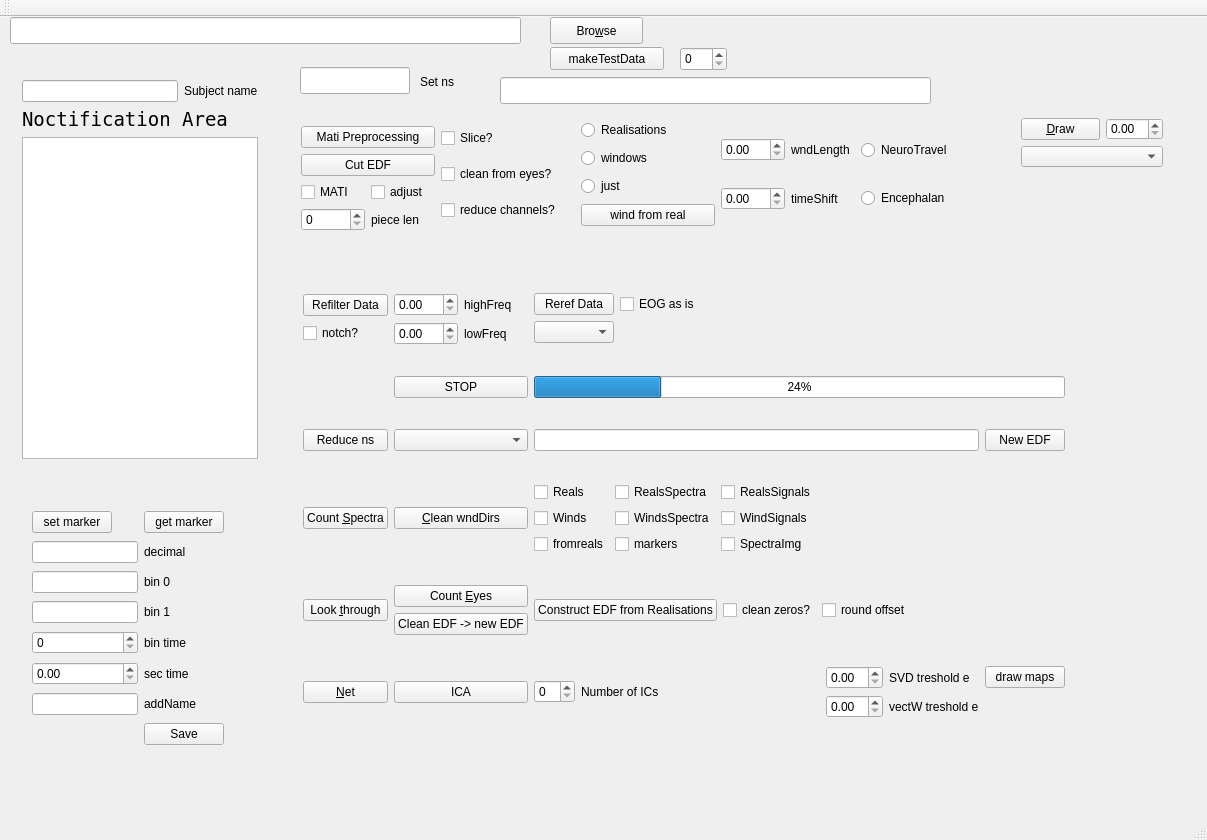
This is mainwindow.ui in ArtfulVampire/SecondGUIrepo as Qt 5 draws it before an edit. The edited form follows.
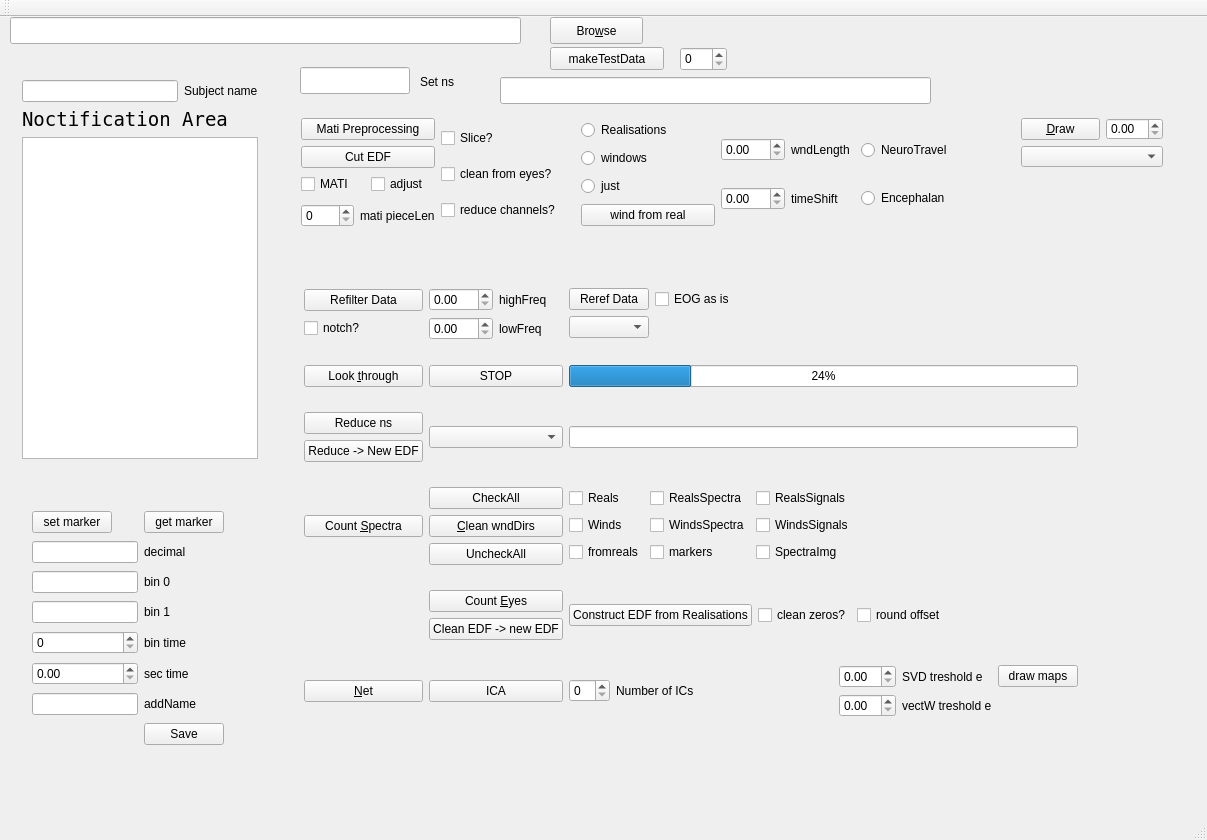
This is the edited form.

Commit message: small fixes and edfFile::reduceChannels big fix

Diff of the .ui file:
```diff
--- a/mainwindow.ui
+++ b/mainwindow.ui
@@ -159,19 +159,6 @@
     <layout class="QHBoxLayout" name="horizontalLayout_2">
      <item>
       <layout class="QVBoxLayout" name="verticalLayout_6">
-       <item>
-        <spacer name="verticalSpacer_2">
-         <property name="orientation">
-          <enum>Qt::Vertical</enum>
-         </property>
-         <property name="sizeHint" stdset="0">
-          <size>
-           <width>20</width>
-           <height>40</height>
-          </size>
-         </property>
-        </spacer>
-       </item>
        <item>
         <widget class="QPushButton" name="matiPreprocessingPushButton">
          <property name="text">
@@ -212,7 +199,7 @@
          <item>
           <widget class="QLabel" name="label_23">
            <property name="text">
-            <string>piece len</string>
+            <string>mati pieceLen</string>
            </property>
           </widget>
          </item>
@@ -444,16 +431,160 @@
      <string>Set ns</string>
     </property>
    </widget>
-   <widget class="QWidget" name="layoutWidget">
+   <widget class="QLineEdit" name="fileMarkersLineEdit">
     <property name="geometry">
      <rect>
-      <x>292</x>
-      <y>240</y>
-      <width>784</width>
-      <height>501</height>
+      <x>500</x>
+      <y>60</y>
+      <width>431</width>
+      <height>27</height>
      </rect>
     </property>
-    <layout class="QGridLayout" name="gridLayout_7">
+   </widget>
+   <widget class="QWidget" name="">
+    <property name="geometry">
+     <rect>
+      <x>293</x>
+      <y>241</y>
+      <width>796</width>
+      <height>491</height>
+     </rect>
+    </property>
+    <layout class="QGridLayout" name="gridLayout_3">
+     <item row="5" column="0">
+      <widget class="QPushButton" name="netButton">
+       <property name="text">
+        <string>&amp;Net</string>
+       </property>
+      </widget>
+     </item>
+     <item row="5" column="1">
+      <layout class="QVBoxLayout" name="verticalLayout_13">
+       <item>
+        <widget class="QPushButton" name="icaPushButton">
+         <property name="text">
+          <string>ICA</string>
+         </property>
+        </widget>
+       </item>
+      </layout>
+     </item>
+     <item row="2" column="1">
+      <widget class="QComboBox" name="reduceChannelsComboBox"/>
+     </item>
+     <item row="3" column="2">
+      <layout class="QGridLayout" name="cleanDirsLayout">
+       <item row="0" column="0">
+        <widget class="QCheckBox" name="cleanRealsCheckBox">
+         <property name="text">
+          <string>Reals</string>
+         </property>
+        </widget>
+       </item>
+       <item row="0" column="1">
+        <widget class="QCheckBox" name="cleanRealsSpectraCheckBox">
+         <property name="text">
+          <string>RealsSpectra</string>
+         </property>
+        </widget>
+       </item>
+       <item row="0" column="3">
+        <spacer name="horizontalSpacer_3">
+         <property name="orientation">
+          <enum>Qt::Horizontal</enum>
+         </property>
+         <property name="sizeHint" stdset="0">
+          <size>
+           <width>40</width>
+           <height>20</height>
+          </size>
+         </property>
+        </spacer>
+       </item>
+       <item row="1" column="0">
+        <widget class="QCheckBox" name="cleanWindsCheckBox">
+         <property name="text">
+          <string>Winds</string>
+         </property>
+        </widget>
+       </item>
+       <item row="1" column="1">
+        <widget class="QCheckBox" name="cleanWindsSpectraCheckBox">
+         <property name="text">
+          <string>WindsSpectra</string>
+         </property>
+        </widget>
+       </item>
+       <item row="2" column="0">
+        <widget class="QCheckBox" name="cleanFromRealsCheckBox">
+         <property name="text">
+          <string>fromreals</string>
+         </property>
+        </widget>
+       </item>
+       <item row="2" column="3">
+        <spacer name="horizontalSpacer_5">
+         <property name="orientation">
+          <enum>Qt::Horizontal</enum>
+         </property>
+         <property name="sizeHint" stdset="0">
+          <size>
+           <width>40</width>
+           <height>20</height>
+          </size>
+         </property>
+        </spacer>
+       </item>
+       <item row="1" column="3">
+        <spacer name="horizontalSpacer_4">
+         <property name="orientation">
+          <enum>Qt::Horizontal</enum>
+         </property>
+         <property name="sizeHint" stdset="0">
+          <size>
+           <width>40</width>
+           <height>20</height>
+          </size>
+         </property>
+        </spacer>
+       </item>
+       <item row="2" column="1">
+        <widget class="QCheckBox" name="cleanMarkersCheckBox">
+         <property name="text">
+          <string>markers</string>
+         </property>
+        </widget>
+       </item>
+       <item row="0" column="2">
+        <widget class="QCheckBox" name="cleanRealsSignalsCheckBox">
+         <property name="text">
+          <string>RealsSignals</string>
+         </property>
+        </widget>
+       </item>
+       <item row="2" column="2">
+        <widget class="QCheckBox" name="cleanSpectraImgCheckBox">
+         <property name="text">
+          <string>SpectraImg</string>
+         </property>
+        </widget>
+       </item>
+       <item row="1" column="2">
+        <widget class="QCheckBox" name="cleanWindsSignalsCheckBox">
+         <property name="text">
+          <string>WindsSignals</string>
+         </property>
+        </widget>
+       </item>
+      </layout>
+     </item>
+     <item row="3" column="0">
+      <widget class="QPushButton" name="countSpectra">
+       <property name="text">
+        <string>Count &amp;Spectra</string>
+       </property>
+      </widget>
+     </item>
      <item row="0" column="2">
       <layout class="QHBoxLayout" name="horizontalLayout_13">
        <item>
@@ -496,132 +627,7 @@
        </item>
       </layout>
      </item>
-     <item row="1" column="1">
-      <widget class="QPushButton" name="stopButton">
-       <property name="text">
-        <string>STOP</string>
-       </property>
-      </widget>
-     </item>
-     <item row="1" column="2">
-      <widget class="QProgressBar" name="progressBar">
-       <property name="value">
-        <number>24</number>
-       </property>
-      </widget>
-     </item>
-     <item row="2" column="0">
-      <widget class="QPushButton" name="reduceChannesPushButton">
-       <property name="text">
-        <string>Reduce ns</string>
-       </property>
-      </widget>
-     </item>
-     <item row="2" column="1">
-      <widget class="QComboBox" name="reduceChannelsComboBox"/>
-     </item>
-     <item row="2" column="2">
-      <layout class="QHBoxLayout" name="horizontalLayout_5">
-       <item>
-        <widget class="QLineEdit" name="reduceChannelsLineEdit"/>
-       </item>
-       <item>
-        <widget class="QPushButton" name="reduceChannelsNewEDFPushButton">
-         <property name="text">
-          <string>New EDF</string>
-         </property>
-        </widget>
-       </item>
-      </layout>
-     </item>
-     <item row="4" column="1">
-      <widget class="QPushButton" name="cleanDirsButton">
-       <property name="text">
-        <string>&amp;Clean wndDirs</string>
-       </property>
-      </widget>
-     </item>
-     <item row="5" column="0">
-      <widget class="QPushButton" name="cut_e">
-       <property name="text">
-        <string>Look &amp;through</string>
-       </property>
-      </widget>
-     </item>
      <item row="5" column="2">
-      <layout class="QHBoxLayout" name="horizontalLayout_4">
-       <item>
-        <widget class="QPushButton" name="constructEdfButton">
-         <property name="text">
-          <string>Construct EDF from Realisations</string>
-         </property>
-        </widget>
-       </item>
-       <item>
-        <widget class="QCheckBox" name="splitZerosCheckBox">
-         <property name="text">
-          <string>clean zeros?</string>
-         </property>
-        </widget>
-       </item>
-       <item>
-        <widget class="QCheckBox" name="roundOffsetCheckBox">
-         <property name="text">
-          <string>round offset</string>
-         </property>
-        </widget>
-       </item>
-       <item>
-        <spacer name="horizontalSpacer">
-         <property name="orientation">
-          <enum>Qt::Horizontal</enum>
-         </property>
-         <property name="sizeHint" stdset="0">
-          <size>
-           <width>40</width>
-           <height>20</height>
-          </size>
-         </property>
-        </spacer>
-       </item>
-      </layout>
-     </item>
-     <item row="0" column="1">
-      <layout class="QGridLayout" name="gridLayout_2">
-       <item row="0" column="0">
-        <widget class="QDoubleSpinBox" name="highFreqFilterDoubleSpinBox"/>
-       </item>
-       <item row="0" column="1">
-        <widget class="QLabel" name="label_14">
-         <property name="text">
-          <string>highFreq</string>
-         </property>
-        </widget>
-       </item>
-       <item row="1" column="0">
-        <widget class="QDoubleSpinBox" name="lowFreqFilterDoubleSpinBox"/>
-       </item>
-       <item row="1" column="1">
-        <widget class="QLabel" name="label_15">
-         <property name="text">
-          <string>lowFreq</string>
-         </property>
-        </widget>
-       </item>
-      </layout>
-     </item>
-     <item row="6" column="1">
-      <layout class="QVBoxLayout" name="verticalLayout_13">
-       <item>
-        <widget class="QPushButton" name="icaPushButton">
-         <property name="text">
-          <string>ICA</string>
-         </property>
-        </widget>
-       </item>
-      </layout>
-     </item>
-     <item row="6" column="2">
       <layout class="QHBoxLayout" name="horizontalLayout_6">
        <item>
         <layout class="QHBoxLayout" name="horizontalLayout_10">
@@ -686,113 +692,25 @@
        </item>
       </layout>
      </item>
-     <item row="4" column="2">
-      <layout class="QGridLayout" name="gridLayout_5">
-       <item row="0" column="0">
-        <widget class="QCheckBox" name="cleanRealisationsCheckBox">
+     <item row="2" column="0">
+      <layout class="QVBoxLayout" name="verticalLayout_7">
+       <item>
+        <widget class="QPushButton" name="reduceChannesPushButton">
          <property name="text">
-          <string>Reals</string>
+          <string>Reduce ns</string>
          </property>
         </widget>
        </item>
-       <item row="0" column="1">
-        <widget class="QCheckBox" name="cleanRealsSpectraCheckBox">
+       <item>
+        <widget class="QPushButton" name="reduceChannelsNewEDFPushButton">
          <property name="text">
-          <string>RealsSpectra</string>
-         </property>
-        </widget>
-       </item>
-       <item row="0" column="3">
-        <spacer name="horizontalSpacer_3">
-         <property name="orientation">
-          <enum>Qt::Horizontal</enum>
-         </property>
-         <property name="sizeHint" stdset="0">
-          <size>
-           <width>40</width>
-           <height>20</height>
-          </size>
-         </property>
-        </spacer>
-       </item>
-       <item row="1" column="0">
-        <widget class="QCheckBox" name="cleanWindowsCheckBox">
-         <property name="text">
-          <string>Winds</string>
-         </property>
-        </widget>
-       </item>
-       <item row="1" column="1">
-        <widget class="QCheckBox" name="cleanWindSpectraCheckBox">
-         <property name="text">
-          <string>WindsSpectra</string>
-         </property>
-        </widget>
-       </item>
-       <item row="2" column="0">
-        <widget class="QCheckBox" name="cleanFromRealsCheckBox">
-         <property name="text">
-          <string>fromreals</string>
-         </property>
-        </widget>
-       </item>
-       <item row="2" column="3">
-        <spacer name="horizontalSpacer_5">
-         <property name="orientation">
-          <enum>Qt::Horizontal</enum>
-         </property>
-         <property name="sizeHint" stdset="0">
-          <size>
-           <width>40</width>
-           <height>20</height>
-          </size>
-         </property>
-        </spacer>
-       </item>
-       <item row="1" column="3">
-        <spacer name="horizontalSpacer_4">
-         <property name="orientation">
-          <enum>Qt::Horizontal</enum>
-         </property>
-         <property name="sizeHint" stdset="0">
-          <size>
-           <width>40</width>
-           <height>20</height>
-          </size>
-         </property>
-        </spacer>
-       </item>
-       <item row="2" column="1">
-        <widget class="QCheckBox" name="cleanMarkersCheckBox">
-         <property name="text">
-          <string>markers</string>
-         </property>
-        </widget>
-       </item>
-       <item row="0" column="2">
-        <widget class="QCheckBox" name="cleanSignalsCheckBox">
-         <property name="text">
-          <string>RealsSignals</string>
-         </property>
-        </widget>
-       </item>
-       <item row="2" column="2">
-        <widget class="QCheckBox" name="cleanSpectraImgCheckBox">
-         <property name="text">
-          <string>SpectraImg</string>
-         </property>
-        </widget>
-       </item>
-       <item row="1" column="2">
-        <widget class="QCheckBox" name="cleanWindowsSignalsCheckBox">
-         <property name="text">
-          <string>WindSignals</string>
+          <string>Reduce -&gt; New EDF</string>
          </property>
         </widget>
        </item>
       </layout>
      </item>
-     <item row="5" column="1">
+     <item row="4" column="1">
       <layout class="QVBoxLayout" name="verticalLayout_17">
        <item>
         <widget class="QPushButton" name="eyesButton">
@@ -810,6 +728,68 @@
        </item>
       </layout>
      </item>
+     <item row="4" column="2">
+      <layout class="QHBoxLayout" name="horizontalLayout_4">
+       <item>
+        <widget class="QPushButton" name="constructEdfButton">
+         <property name="text">
+          <string>Construct EDF from Realisations</string>
+         </property>
+        </widget>
+       </item>
+       <item>
+        <widget class="QCheckBox" name="splitZerosCheckBox">
+         <property name="text">
+          <string>clean zeros?</string>
+         </property>
+        </widget>
+       </item>
+       <item>
+        <widget class="QCheckBox" name="roundOffsetCheckBox">
+         <property name="text">
+          <string>round offset</string>
+         </property>
+        </widget>
+       </item>
+       <item>
+        <spacer name="horizontalSpacer">
+         <property name="orientation">
+          <enum>Qt::Horizontal</enum>
+         </property>
+         <property name="sizeHint" stdset="0">
+          <size>
+           <width>40</width>
+           <height>20</height>
+          </size>
+         </property>
+        </spacer>
+       </item>
+      </layout>
+     </item>
+     <item row="0" column="1">
+      <layout class="QGridLayout" name="gridLayout_2">
+       <item row="0" column="0">
+        <widget class="QDoubleSpinBox" name="highFreqFilterDoubleSpinBox"/>
+       </item>
+       <item row="0" column="1">
+        <widget class="QLabel" name="label_14">
+         <property name="text">
+          <string>highFreq</string>
+         </property>
+        </widget>
+       </item>
+       <item row="1" column="0">
+        <widget class="QDoubleSpinBox" name="lowFreqFilterDoubleSpinBox"/>
+       </item>
+       <item row="1" column="1">
+        <widget class="QLabel" name="label_15">
+         <property name="text">
+          <string>lowFreq</string>
+         </property>
+        </widget>
+       </item>
+      </layout>
+     </item>
      <item row="0" column="0">
       <layout class="QVBoxLayout" name="verticalLayout_16">
        <item>
@@ -828,32 +808,61 @@
        </item>
       </layout>
      </item>
-     <item row="4" column="0">
-      <widget class="QPushButton" name="countSpectra">
+     <item row="1" column="0">
+      <widget class="QPushButton" name="cut_e">
        <property name="text">
-        <string>Count &amp;Spectra</string>
+        <string>Look &amp;through</string>
        </property>
       </widget>
      </item>
-     <item row="6" column="0">
-      <widget class="QPushButton" name="netButton">
+     <item row="2" column="2">
+      <layout class="QHBoxLayout" name="horizontalLayout_5">
+       <item>
+        <widget class="QLineEdit" name="reduceChannelsLineEdit"/>
+       </item>
+      </layout>
+     </item>
+     <item row="1" column="2">
+      <widget class="QProgressBar" name="progressBar">
+       <property name="value">
+        <number>24</number>
+       </property>
+      </widget>
+     </item>
+     <item row="1" column="1">
+      <widget class="QPushButton" name="stopButton">
        <property name="text">
-        <string>&amp;Net</string>
+        <string>STOP</string>
        </property>
       </widget>
      </item>
+     <item row="3" column="1">
+      <layout class="QVBoxLayout" name="verticalLayout_8">
+       <item>
+        <widget class="QPushButton" name="cleanDirsCheckAllButton">
+         <property name="text">
+          <string>CheckAll</string>
+         </property>
+        </widget>
+       </item>
+       <item>
+        <widget class="QPushButton" name="cleanDirsButton">
+         <property name="text">
+          <string>&amp;Clean wndDirs</string>
+         </property>
+        </widget>
+       </item>
+       <item>
+        <widget class="QPushButton" name="cleanDirsUncheckAllButton">
+         <property name="text">
+          <string>UncheckAll</string>
+         </property>
+        </widget>
+       </item>
+      </layout>
+     </item>
     </layout>
    </widget>
-   <widget class="QLineEdit" name="fileMarkersLineEdit">
-    <property name="geometry">
-     <rect>
-      <x>500</x>
-      <y>60</y>
-      <width>431</width>
-      <height>27</height>
-     </rect>
-    </property>
-   </widget>
    <zorder>browseButton</zorder>
    <zorder>filePathLineEdit</zorder>
    <zorder>setNsLine</zorder>
@@ -866,6 +875,11 @@
    <zorder>label_22</zorder>
    <zorder>fileMarkersLineEdit</zorder>
    <zorder>layoutWidget</zorder>
+   <zorder>reduceChannelsNewEDFPushButton</zorder>
+   <zorder>reduceChannesPushButton</zorder>
+   <zorder>cleanDirsCheckAllButton</zorder>
+   <zorder>cleanDirsUncheckAllButton</zorder>
+   <zorder>cleanDirsButton</zorder>
   </widget>
   <widget class="QMenuBar" name="menuBar">
    <property name="geometry">
@@ -873,7 +887,7 @@
      <x>0</x>
      <y>0</y>
      <width>1207</width>
-     <height>25</height>
+     <height>19</height>
     </rect>
    </property>
   </widget>
```
The commit also changes 15 other files.
